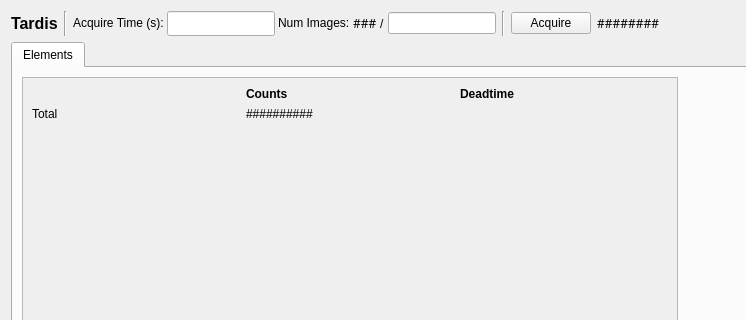
Old version of the form src/firefly/xrf_detector.ui in the repository spc-group/haven; both pictures show x 0 to 746 and y 0 to 320 of the 1071 by 759 pixel window.
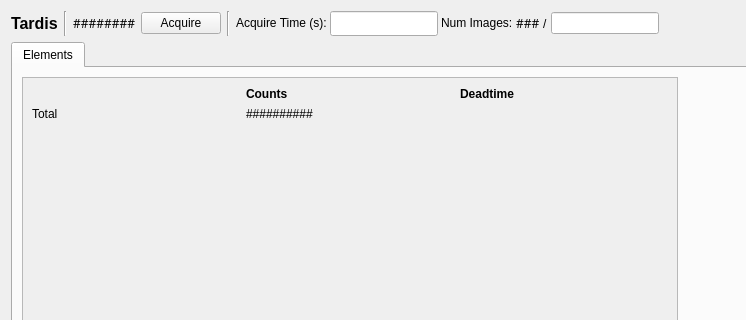
New version of the form. Custom widgets are drawn as their Qt base class.

Commit message: Styles for detector state, and re-enabled acquire button.

Diff of the .ui file:
```diff
--- a/src/firefly/xrf_detector.ui
+++ b/src/firefly/xrf_detector.ui
@@ -58,6 +58,74 @@
        </property>
       </widget>
      </item>
+     <item>
+      <widget class="PyDMLabel" name="detector_state_label">
+       <property name="sizePolicy">
+        <sizepolicy hsizetype="Preferred" vsizetype="Fixed">
+         <horstretch>0</horstretch>
+         <verstretch>0</verstretch>
+        </sizepolicy>
+       </property>
+       <property name="font">
+        <font>
+         <family>Sans Serif</family>
+        </font>
+       </property>
+       <property name="toolTip">
+        <string>Currest status of the detector.</string>
+       </property>
+       <property name="styleSheet">
+        <string notr="true"/>
+       </property>
+       <property name="text">
+        <string>########</string>
+       </property>
+       <property name="precision" stdset="0">
+        <number>0</number>
+       </property>
+       <property name="showUnits" stdset="0">
+        <bool>false</bool>
+       </property>
+       <property name="precisionFromPV" stdset="0">
+        <bool>true</bool>
+       </property>
+       <property name="alarmSensitiveContent" stdset="0">
+        <bool>false</bool>
+       </property>
+       <property name="alarmSensitiveBorder" stdset="0">
+        <bool>true</bool>
+       </property>
+       <property name="PyDMToolTip" stdset="0">
+        <string/>
+       </property>
+       <property name="channel" stdset="0">
+        <string>haven://${DEV}.drv.detector_state</string>
+       </property>
+      </widget>
+     </item>
+     <item>
+      <widget class="PyDMPushButton" name="acquire_button">
+       <property name="toolTip">
+        <string>&lt;html&gt;&lt;head/&gt;&lt;body&gt;&lt;p&gt;Collect a single frame to show on the plot.&lt;/p&gt;&lt;p&gt;&lt;br/&gt;&lt;/p&gt;&lt;p&gt;This button does not engage the queueserver, and no data will be saved.&lt;/p&gt;&lt;/body&gt;&lt;/html&gt;</string>
+       </property>
+       <property name="text">
+        <string>Acquire</string>
+       </property>
+       <property name="channel" stdset="0">
+        <string>${DEV}.drv.acquire</string>
+       </property>
+       <property name="pressValue" stdset="0">
+        <string>1</string>
+       </property>
+      </widget>
+     </item>
+     <item>
+      <widget class="Line" name="line_2">
+       <property name="orientation">
+        <enum>Qt::Vertical</enum>
+       </property>
+      </widget>
+     </item>
      <item>
       <layout class="QHBoxLayout" name="dwell_time_layout">
        <property name="spacing">
@@ -171,67 +239,6 @@
        </item>
       </layout>
      </item>
-     <item>
-      <widget class="Line" name="line_2">
-       <property name="orientation">
-        <enum>Qt::Vertical</enum>
-       </property>
-      </widget>
-     </item>
-     <item>
-      <widget class="QPushButton" name="oneshot_button">
-       <property name="toolTip">
-        <string>Collect a single frame to show on the plot.
-
-This button engages the queueserver run engine but no data will be saved.</string>
-       </property>
-       <property name="text">
-        <string>Acquire</string>
-       </property>
-      </widget>
-     </item>
-     <item>
-      <widget class="PyDMLabel" name="PyDMLabel_35">
-       <property name="sizePolicy">
-        <sizepolicy hsizetype="Preferred" vsizetype="Fixed">
-         <horstretch>0</horstretch>
-         <verstretch>0</verstretch>
-        </sizepolicy>
-       </property>
-       <property name="font">
-        <font>
-         <family>Sans Serif</family>
-        </font>
-       </property>
-       <property name="toolTip">
-        <string>Currest status of the detector.</string>
-       </property>
-       <property name="text">
-        <string>########</string>
-       </property>
-       <property name="precision" stdset="0">
-        <number>0</number>
-       </property>
-       <property name="showUnits" stdset="0">
-        <bool>false</bool>
-       </property>
-       <property name="precisionFromPV" stdset="0">
-        <bool>true</bool>
-       </property>
-       <property name="alarmSensitiveContent" stdset="0">
-        <bool>false</bool>
-       </property>
-       <property name="alarmSensitiveBorder" stdset="0">
-        <bool>true</bool>
-       </property>
-       <property name="PyDMToolTip" stdset="0">
-        <string/>
-       </property>
-       <property name="channel" stdset="0">
-        <string>haven://${DEV}.drv.detector_state</string>
-       </property>
-      </widget>
-     </item>
      <item>
       <spacer name="horizontalSpacer_2">
        <property name="orientation">
@@ -380,6 +387,11 @@
    <extends>QLineEdit</extends>
    <header>pydm.widgets.line_edit</header>
   </customwidget>
+  <customwidget>
+   <class>PyDMPushButton</class>
+   <extends>QPushButton</extends>
+   <header>pydm.widgets.pushbutton</header>
+  </customwidget>
   <customwidget>
    <class>MCAPlotWidget</class>
    <extends>QWidget</extends>
```
Left out of the diff: 4 changed lines with no effect on the pictures. The commit also changes 2 other files.
